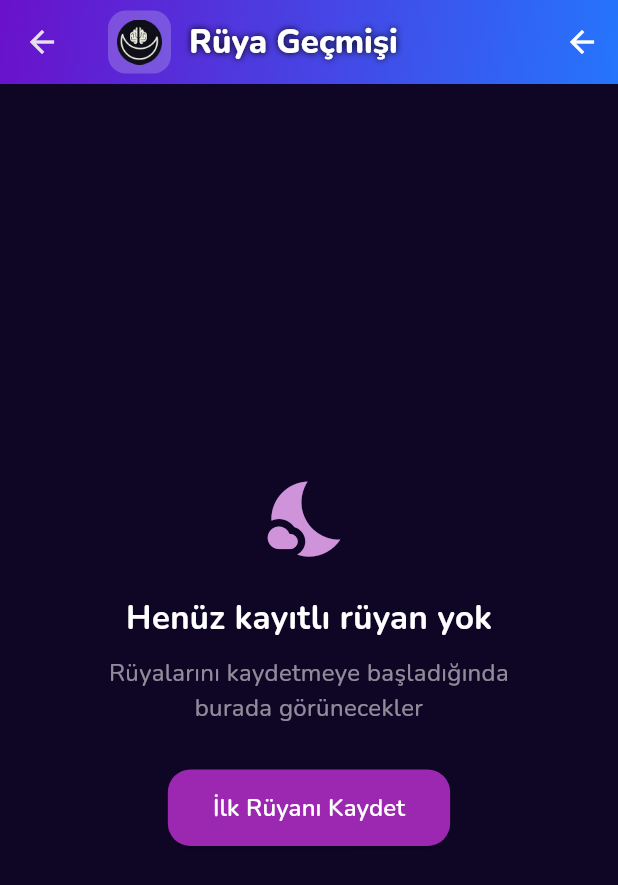
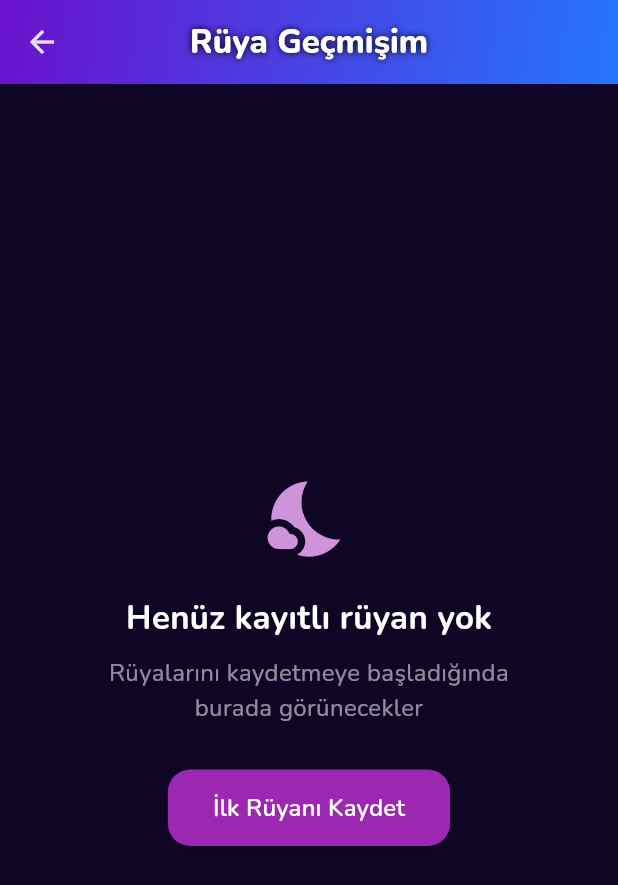
Before and after one commit to ByteHuseyin/onerio, a Flutter app: the SettingsScreen screen opened directly, after a tap on "Rüya Geçmişi", on a phone screen of 412 x 824 dp. Shown: the top 885 px of the screen. Run offline on Flutter 3.47's test engine with Material 3 defaults, Android fonts, the phone set to English and light mode, and no system bars; our stand-ins replace cloud_firestore, firebase_auth, firebase_core, font_awesome_flutter, google_fonts, google_sign_in and 2 more; accounts and stored records are empty.

Commit message:
settings

```diff
--- a/lib/screens/history_screen.dart
+++ b/lib/screens/history_screen.dart
@@ -27,55 +27,27 @@ class HistoryScreen extends StatelessWidget {
       appBar: AppBar(
   backgroundColor: Colors.transparent,
   elevation: 0,
-        titleSpacing: 0,
   flexibleSpace: Container(
-          decoration: BoxDecoration(
+    decoration: const BoxDecoration(
       gradient: LinearGradient(
-              colors: [const Color(0xFF6A11CB), const Color(0xFF2575FC)],
+        colors: [Color(0xFF6A11CB), Color(0xFF2575FC)],
         begin: Alignment.topLeft,
         end: Alignment.bottomRight,
       ),
     ),
   ),
-        title: Padding(
-          padding: const EdgeInsets.only(left: 16),
-          child: Row(
-            children: [
-              Container(
-                padding: const EdgeInsets.all(6),
-                decoration: BoxDecoration(
-                  color: Colors.white.withOpacity(0.2),
-                  borderRadius: BorderRadius.circular(12),
-                ),
-                child: Image.asset('assets/images/icon.png', height: 30),
-              ),
-              const SizedBox(width: 12),
-              Text(
-                'Rüya Geçmişi',
+  centerTitle: true, // Ortalamak için burası yeterli
+  title: Text(
+    'Rüya Geçmişim',
     style: GoogleFonts.nunito(
       color: Colors.white,
       fontSize: 22,
       fontWeight: FontWeight.w800,
-                  shadows: [const Shadow(blurRadius: 6, color: Colors.black)],
+      shadows: [Shadow(blurRadius: 6, color: Colors.black)],
     ),
   ),
-            ],
 ),
-        ),
-        centerTitle: false,
-        actions: [
-          IconButton(
-            icon: const Icon(Icons.arrow_back, color: Colors.white),
-            onPressed: () {
-              Navigator.pushReplacement(
-                context,
-                MaterialPageRoute(builder: (_) => const HomeScreen()),
-              );
-            },
-            tooltip: 'Geri dön',
-          ),
-        ],
-      ),
+
       body: SafeArea(
         child: StreamBuilder<QuerySnapshot<Map<String, dynamic>>>(
           stream: _historyStream(),
@@ -283,12 +255,32 @@ class _HistoryCardState extends State<_HistoryCard>
           child: Column(
             crossAxisAlignment: CrossAxisAlignment.start,
             children: [
-              // Başlık ve tarih
+              // Tarih ve genişletme butonu üstte
               Row(
                 mainAxisAlignment: MainAxisAlignment.spaceBetween,
                 children: [
-                  Flexible(
-                    child: Row(
+                  Text(
+                    dateStr,
+                    style: GoogleFonts.nunito(
+                      color: Colors.white54,
+                      fontSize: 12,
+                    ),
+                  ),
+                  RotationTransition(
+                    turns: Tween(begin: 0.0, end: 0.5).animate(_ctrl),
+                    child: Icon(
+                      Icons.expand_more,
+                      color: Colors.purple[200],
+                    ),
+                  ),
+                ],
+              ),
+
+              const SizedBox(height: 12),
+
+              // Rüya inputu ve ikon
+              Row(
+                crossAxisAlignment: CrossAxisAlignment.start,
                 children: [
                   Icon(
                     Icons.nightlight_round,
@@ -296,6 +288,8 @@ class _HistoryCardState extends State<_HistoryCard>
                     size: 24,
                   ),
                   const SizedBox(width: 12),
+
+                  // Tüm inputu göstermek için genişletilmiş alan
                   Expanded(
                     child: Text(
                       widget.prompt,
@@ -304,27 +298,6 @@ class _HistoryCardState extends State<_HistoryCard>
                         fontSize: 16,
                         fontWeight: FontWeight.w700,
                       ),
-                            maxLines: 2,
-                            overflow: TextOverflow.ellipsis,
-                          ),
-                        ),
-                      ],
-                    ),
-                  ),
-                  const SizedBox(width: 8),
-                  Text(
-                    dateStr,
-                    style: GoogleFonts.nunito(
-                      color: Colors.white54,
-                      fontSize: 12,
-                    ),
-                  ),
-                  const SizedBox(width: 8),
-                  RotationTransition(
-                    turns: Tween(begin: 0.0, end: 0.5).animate(_ctrl),
-                    child: Icon(
-                      Icons.expand_more,
-                      color: Colors.purple[200],
                     ),
                   ),
                 ],
--- a/lib/screens/settings_screen.dart
+++ b/lib/screens/settings_screen.dart
@@ -3,7 +3,7 @@ import 'package:firebase_auth/firebase_auth.dart';
 import 'package:google_sign_in/google_sign_in.dart';
 import 'login_screen.dart';
 import 'history_screen.dart';
-
+import 'package:google_fonts/google_fonts.dart';
 class SettingsScreen extends StatefulWidget {
   const SettingsScreen({super.key});
 
@@ -12,12 +12,47 @@ class SettingsScreen extends StatefulWidget {
 }
 
 class _SettingsScreenState extends State<SettingsScreen> {
+  bool _morningReminder = true;
+  TimeOfDay _reminderTime = TimeOfDay(hour: 8, minute: 0);
   bool _darkMode = true;
   bool _dreamAnalysis = true;
   double _notificationOpacity = 0.8;
   String _selectedLanguage = "Türkçe";
   bool _isSigningOut = false;
   final User? _currentUser = FirebaseAuth.instance.currentUser;
+
+  Widget _buildTimePickerTile({
+  required String title,
+  required TimeOfDay selectedTime,
+  required ValueChanged<TimeOfDay> onTimePicked,
+}) {
+  return ListTile(
+    title: Text(
+      title,
+      style: GoogleFonts.nunito(
+        fontSize: 16,
+        fontWeight: FontWeight.w600,
+        color: Colors.white,
+      ),
+    ),
+    trailing: Text(
+      selectedTime.format(context),
+      style: GoogleFonts.nunito(
+        fontSize: 16,
+        fontWeight: FontWeight.w600,
+        color: Colors.white70,
+      ),
+    ),
+    onTap: () async {
+      final picked = await showTimePicker(
+        context: context,
+        initialTime: selectedTime,
+      );
+      if (picked != null) onTimePicked(picked);
+    },
+  );
+}
+
 
   // Çıkış yap fonksiyonu
   Future<void> _signOut() async {
@@ -93,6 +128,20 @@ class _SettingsScreenState extends State<SettingsScreen> {
           SliverAppBar(
   expandedHeight: 140,
   pinned: true,
+  backgroundColor: _darkMode ? const Color(0xFF6A11CB) : Colors.purple[300],
+  centerTitle: true,
+
+  title: Text(
+    "Rüya Evrenini Yönet",
+    style: TextStyle(
+      color: Colors.white,
+      fontSize: 20,
+      fontWeight: FontWeight.bold,
+      shadows: _darkMode
+          ? [const Shadow(blurRadius: 10, color: Colors.black)]
+          : null,
+    ),
+  ),
   flexibleSpace: FlexibleSpaceBar(
     background: Container(
       decoration: BoxDecoration(
@@ -102,35 +151,11 @@ class _SettingsScreenState extends State<SettingsScreen> {
               : [Colors.purple[300]!, Colors.blue[300]!],
         ),
       ),
-                child: Align(
-                  alignment: Alignment.bottomLeft,
-                  child: Padding(
-                    padding: const EdgeInsets.only(left: 20, bottom: 15),
-                    child: Text(
-                      "Rüya Evrenini Yönet",
-                      style: TextStyle(
-                        color: Colors.white,
-                        fontSize: 24,
-                        fontWeight: FontWeight.bold,
-                        shadows: _darkMode
-                            ? [const Shadow(blurRadius: 10, color: Colors.black)]
-                            : null,
     ),
   ),
 ),
-                ),
-              ),
-            ),
-            actions: [
-              IconButton(
-                icon: Icon(
-                  _darkMode ? Icons.nightlight_round : Icons.wb_sunny,
-                  color: Colors.white,
-                ),
-                onPressed: () => setState(() => _darkMode = !_darkMode),
-              ),
-            ],
-          ),
+
+
 
           // Kullanıcı Bilgisi Bölümü
           SliverToBoxAdapter(
@@ -179,17 +204,6 @@ class _SettingsScreenState extends State<SettingsScreen> {
 
           SliverList(
             delegate: SliverChildListDelegate([
-              _buildSettingCard(
-                icon: Icons.palette,
-                title: "Tema & Görünüm",
-                children: [
-                  _buildToggle("Karanlık Mod", _darkMode,
-                      (v) => setState(() => _darkMode = v)),
-                  _buildSlider("Parlaklık", _notificationOpacity,
-                      (v) => setState(() => _notificationOpacity = v)),
-                  _buildLanguageSelector(),
-                ],
-              ),
 
               // Tıklanabilir Rüya Geçmişi Kartı
               InkWell(
@@ -214,12 +228,19 @@ class _SettingsScreenState extends State<SettingsScreen> {
   icon: Icons.notifications_active,
   title: "Bildirimler",
   children: [
-                  _buildToggle("Sabah Hatırlatıcı", true, (_) {}),
-                  _buildToggle("Rüya Benzerlikleri", true, (_) {}),
-                  _buildSlider("Bildirim Opaklığı", _notificationOpacity,
-                      (v) => setState(() => _notificationOpacity = v)),
+    _buildToggle(
+      "Sabah Hatırlatıcı",
+      _morningReminder,
+      (val) => setState(() => _morningReminder = val),
+    ),
+    _buildTimePickerTile(
+      title: "Hatırlatıcı Saati",
+      selectedTime: _reminderTime,
+      onTimePicked: (time) => setState(() => _reminderTime = time),
+    ),
   ],
 ),
+
 
               // GELİŞMİŞ AYARLAR
               Padding(
```
Also changed, not shown: lib/screens/home_screen.dart (+16 -6 lines). Lines whose indentation alone changed are shown as unchanged.
